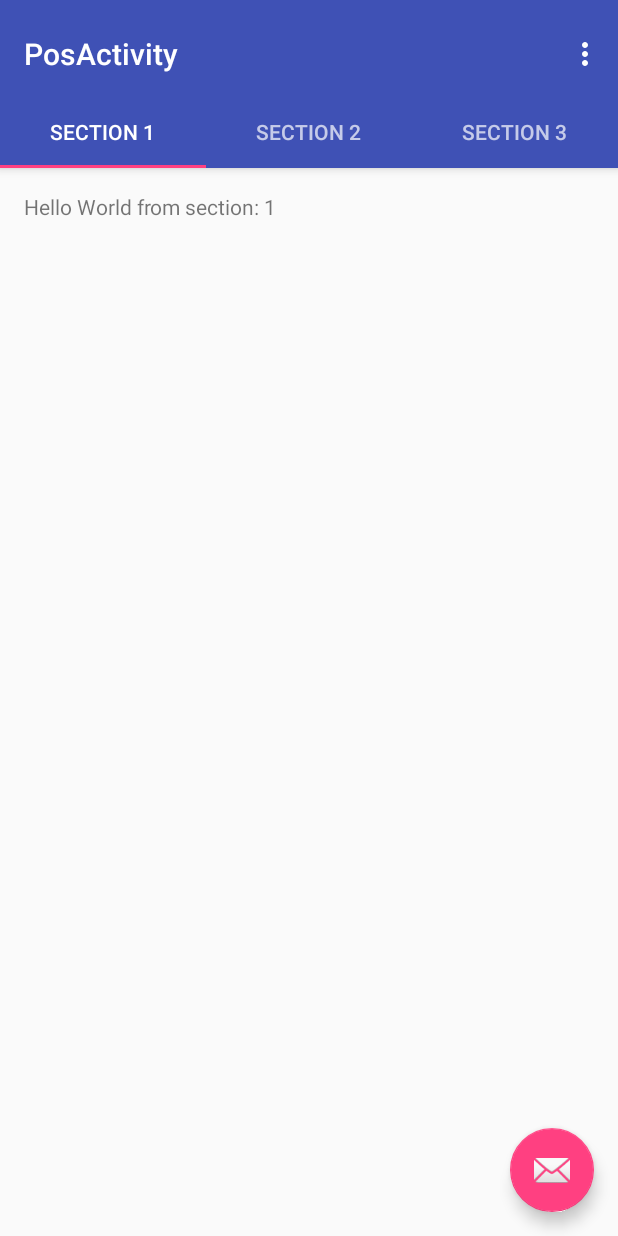
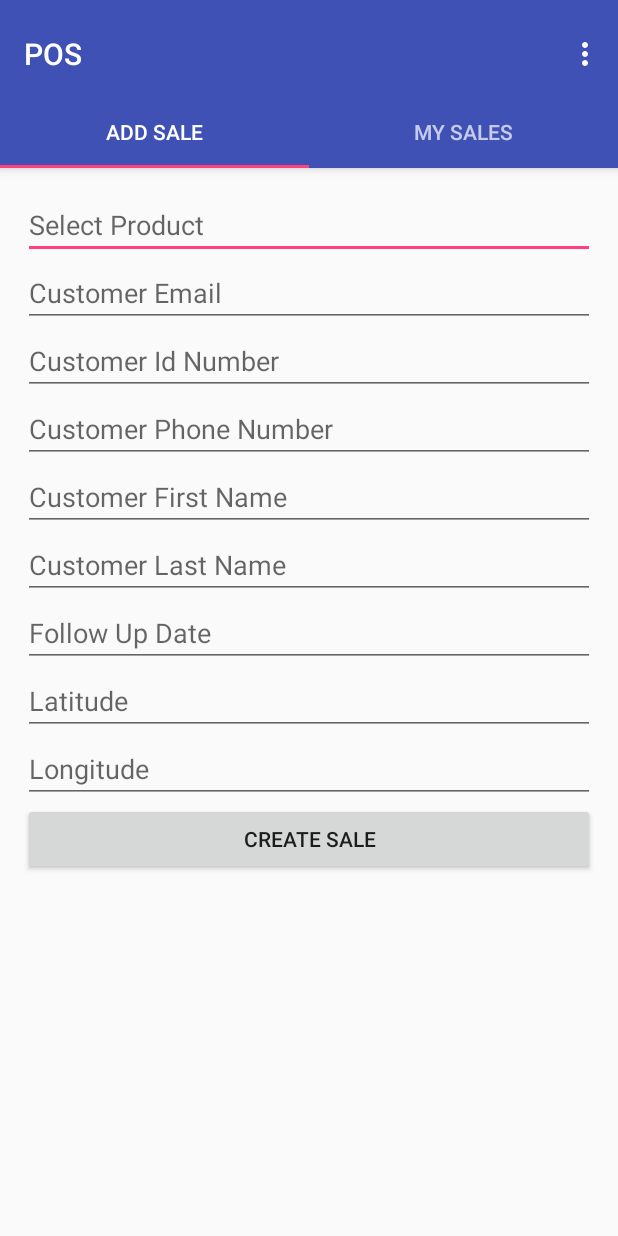
Before and after one commit to liyocee/pos, an Android app: the PosActivity screen opened directly, with no data from a screen before it, on a phone screen of 412 x 824 dp. Run offline under Robolectric (Android 15) with nearby library versions, the phone set to English and light mode, and no system bars.

Commit message:
Create New Sale and Sales List fragments

```diff
--- a/mobile_app/app/src/main/java/com/pos/app/Constants.java
+++ b/mobile_app/app/src/main/java/com/pos/app/Constants.java
@@ -4,6 +4,7 @@ public class Constants {
 
     public static final String SERVER_BASE_URL = "http://pos-api.healthix.co.ke/api/v1/";
     public static final String LOGIN_URL = SERVER_BASE_URL+"auth/login/";
+    public static final String LOGOUT_URL = SERVER_BASE_URL+"auth/logout/";
     public static final String SALES_URL = SERVER_BASE_URL+"pos/sales/";
     private Constants() {
     }
--- a/mobile_app/app/src/main/java/com/pos/app/activity/LoginActivity.java
+++ b/mobile_app/app/src/main/java/com/pos/app/activity/LoginActivity.java
@@ -11,6 +11,8 @@ import android.widget.EditText;
 import android.widget.Toast;
 import org.json.JSONException;
 import org.json.JSONObject;
+
+import com.pos.app.Constants;
 import com.pos.app.R;
 import com.pos.app.utils.Command;
 import com.pos.app.utils.HttpAsync;
@@ -37,7 +39,7 @@ public class LoginActivity extends AppCompatActivity implements Command {
             myParams.put("username", mUserName);
             myParams.put("password", mUserPassword);
             Log.d("Register User Params", myParams.toString() + "");
-            new HttpAsync(context, this, myParams).execute();
+            new HttpAsync(context, this, Constants.LOGIN_URL, myParams).execute();
         }catch(JSONException e){
             e.printStackTrace();
         }
--- /dev/null
+++ b/mobile_app/app/src/main/java/com/pos/app/activity/NewSaleFragment.java
@@ -0,0 +1,45 @@
+package com.pos.app.activity;
+import android.os.Bundle;
+import android.util.Log;
+import android.support.v4.app.Fragment;
+import android.view.LayoutInflater;
+import android.view.View;
+import android.view.ViewGroup;
+import android.widget.TextView;
+import android.widget.Button;
+
+import com.pos.app.R;
+
+
+public class NewSaleFragment extends Fragment {
+    private static final String ARG_SECTION_NUMBER = "section_number";
+
+
+    public static NewSaleFragment newInstance(int sectionNumber) {
+        NewSaleFragment fragment = new NewSaleFragment();
+        Bundle args = new Bundle();
+        args.putInt(ARG_SECTION_NUMBER, sectionNumber);
+        fragment.setArguments(args);
+        return fragment;
+    }
+
+    public NewSaleFragment() {
+    }
+
+    @Override
+    public View onCreateView(LayoutInflater inflater, ViewGroup container,
+                             Bundle savedInstanceState) {
+        View rootView = inflater.inflate(R.layout.fragment_new_sale, container, false);
+//        TextView textView = (TextView) rootView.findViewById(R.id.product);
+//        textView.setText(getString(R.string.section_format, getArguments().getInt(ARG_SECTION_NUMBER)));
+        Button btn = (Button) rootView.findViewById(R.id.saveSaleButton);
+        btn.setOnClickListener(new View.OnClickListener() {
+            @Override
+            public void onClick(View v) {
+                Log.e("Clicked", "about to save");
+            }
+        });
+        return rootView;
+    }
+
+}
--- a/mobile_app/app/src/main/java/com/pos/app/activity/PosActivity.java
+++ b/mobile_app/app/src/main/java/com/pos/app/activity/PosActivity.java
@@ -1,8 +1,9 @@
 package com.pos.app.activity;
 
+import android.app.ProgressDialog;
+import android.content.Context;
+import android.content.Intent;
 import android.support.design.widget.TabLayout;
-import android.support.design.widget.FloatingActionButton;
-import android.support.design.widget.Snackbar;
 import android.support.v7.app.AppCompatActivity;
 import android.support.v7.widget.Toolbar;
 
@@ -11,38 +12,29 @@ import android.support.v4.app.FragmentManager;
 import android.support.v4.app.FragmentPagerAdapter;
 import android.support.v4.view.ViewPager;
 import android.os.Bundle;
-import android.view.LayoutInflater;
+import android.util.Log;
 import android.view.Menu;
 import android.view.MenuItem;
-import android.view.View;
-import android.view.ViewGroup;
+import android.widget.Toast;
 
-import android.widget.TextView;
+import com.pos.app.Constants;
+import com.pos.app.R;
+import com.pos.app.utils.Command;
+import com.pos.app.utils.HttpAsync;
+import org.json.JSONObject;
 
-import com.pos.app.R;
+public class PosActivity extends AppCompatActivity implements Command{
 
-public class PosActivity extends AppCompatActivity {
-
-    /**
-     * The {@link android.support.v4.view.PagerAdapter} that will provide
-     * fragments for each of the sections. We use a
-     * {@link FragmentPagerAdapter} derivative, which will keep every
-     * loaded fragment in memory. If this becomes too memory intensive, it
-     * may be best to switch to a
-     * {@link android.support.v4.app.FragmentStatePagerAdapter}.
-     */
     private SectionsPagerAdapter mSectionsPagerAdapter;
 
-    /**
-     * The {@link ViewPager} that will host the section contents.
-     */
     private ViewPager mViewPager;
+    private Context context;
 
     @Override
     protected void onCreate(Bundle savedInstanceState) {
         super.onCreate(savedInstanceState);
         setContentView(R.layout.activity_pos);
-
+        context = this;
         Toolbar toolbar = (Toolbar) findViewById(R.id.toolbar);
         setSupportActionBar(toolbar);
         // Create the adapter that will return a fragment for each of the three
@@ -56,45 +48,57 @@ public class PosActivity extends AppCompatActivity {
         TabLayout tabLayout = (TabLayout) findViewById(R.id.tabs);
         tabLayout.setupWithViewPager(mViewPager);
 
-        FloatingActionButton fab = (FloatingActionButton) findViewById(R.id.fab);
-        fab.setOnClickListener(new View.OnClickListener() {
-            @Override
-            public void onClick(View view) {
-                Snackbar.make(view, "Replace with your own action", Snackbar.LENGTH_LONG)
-                        .setAction("Action", null).show();
-            }
-        });
-
     }
 
 
     @Override
     public boolean onCreateOptionsMenu(Menu menu) {
-        // Inflate the menu; this adds items to the action bar if it is present.
         getMenuInflater().inflate(R.menu.menu_pos, menu);
         return true;
     }
 
     @Override
     public boolean onOptionsItemSelected(MenuItem item) {
-        // Handle action bar item clicks here. The action bar will
-        // automatically handle clicks on the Home/Up button, so long
-        // as you specify a parent activity in AndroidManifest.xml.
         int id = item.getItemId();
-
-        //noinspection SimplifiableIfStatement
-        if (id == R.id.action_settings) {
+        JSONObject myParams = new JSONObject();
+        if (id == R.id.logout) {
+            new HttpAsync(context, this, Constants.LOGOUT_URL, myParams).execute();
             return true;
         }
 
         return super.onOptionsItemSelected(item);
     }
+    public ProgressDialog doPreExecute(){
+        Log.v("Singing out", "Please Wait....");
+        return ProgressDialog.show(PosActivity.this, "Signing out", "Please Wait...", true);
+    }
+
+    public void handleHttpError(){
+        Toast.makeText(context, "Error signing out",
+                Toast.LENGTH_LONG).show();
+    }
+
+    public void handleHttpSuccess(JSONObject jObj){
+//        SharedPreferences.Editor editor = mPreferences.edit();
+        try{
+//            editor.putString("token", jObj.getString("key"));
+//            JSONObject user = jObj.getJSONObject("user");
+//            JSONObject org = user.getJSONObject("organization");
+//            JSONObject agent = user.getJSONObject("agent");
+//            editor.putString("organization", org.getString("id"));
+//            editor.putString("agent_id", agent.getString("id"));
+//            editor.putString("agent_name", user.getString("full_name"));
+//            editor.commit();
+            Toast.makeText(context, "Successfully signed out",
+                    Toast.LENGTH_LONG).show();
+            Intent intent = new Intent(context, WelcomeActivity.class);
+            context.startActivity(intent);
+        }catch(Exception e){
+            e.printStackTrace();
+        }
 
 
-    /**
-     * A {@link FragmentPagerAdapter} that returns a fragment corresponding to
-     * one of the sections/tabs/pages.
-     */
+    }
     public class SectionsPagerAdapter extends FragmentPagerAdapter {
 
         public SectionsPagerAdapter(FragmentManager fm) {
@@ -103,63 +107,33 @@ public class PosActivity extends AppCompatActivity {
 
         @Override
         public Fragment getItem(int position) {
-            // getItem is called to instantiate the fragment for the given page.
-            // Return a PlaceholderFragment (defined as a static inner class below).
-            return PlaceholderFragment.newInstance(position + 1);
+            Fragment frag = null;
+            switch(position){
+                case 0:
+                    frag = NewSaleFragment.newInstance(position + 1);
+                    break;
+                case 1:
+                    frag = SalesListFragment.newInstance(position + 1);
+                    break;
+            }
+            return frag;
         }
 
         @Override
         public int getCount() {
-            // Show 3 total pages.
-            return 3;
+            return 2;
         }
 
         @Override
         public CharSequence getPageTitle(int position) {
             switch (position) {
                 case 0:
-                    return "SECTION 1";
+                    return "Add Sale";
                 case 1:
-                    return "SECTION 2";
-                case 2:
-                    return "SECTION 3";
+                    return "My Sales";
             }
             return null;
         }
     }
 
-    /**
-     * A placeholder fragment containing a simple view.
-     */
-    public static class PlaceholderFragment extends Fragment {
-        /**
-         * The fragment argument representing the section number for this
-         * fragment.
-         */
-        private static final String ARG_SECTION_NUMBER = "section_number";
-
-        /**
-         * Returns a new instance of this fragment for the given section
-         * number.
-         */
-        public static PlaceholderFragment newInstance(int sectionNumber) {
-            PlaceholderFragment fragment = new PlaceholderFragment();
-            Bundle args = new Bundle();
-            args.putInt(ARG_SECTION_NUMBER, sectionNumber);
-            fragment.setArguments(args);
-            return fragment;
-        }
-
-        public PlaceholderFragment() {
-        }
-
-        @Override
-        public View onCreateView(LayoutInflater inflater, ViewGroup container,
-                                 Bundle savedInstanceState) {
-            View rootView = inflater.inflate(R.layout.fragment_pos, container, false);
-            TextView textView = (TextView) rootView.findViewById(R.id.section_label);
-            textView.setText(getString(R.string.section_format, getArguments().getInt(ARG_SECTION_NUMBER)));
-            return rootView;
-        }
-    }
 }
--- /dev/null
+++ b/mobile_app/app/src/main/java/com/pos/app/activity/SalesListFragment.java
@@ -0,0 +1,40 @@
+package com.pos.app.activity;
+import android.os.Bundle;
+import android.support.v4.app.ListFragment;
+import android.view.View;
+import android.widget.ArrayAdapter;
+import android.widget.ListView;
+import com.pos.app.activity.dummy.DummyContent;
+public class SalesListFragment extends ListFragment {
+
+    private static final String ARG_SECTION_NUMBER = "section_number";
+    private  String mParam1;
+
+    public static SalesListFragment newInstance(int sectionNumber ) {
+        SalesListFragment fragment = new SalesListFragment();
+        Bundle args = new Bundle();
+        args.putInt(ARG_SECTION_NUMBER, sectionNumber);
+        fragment.setArguments(args);
+        return fragment;
+    }
+    public SalesListFragment() {
+    }
+
+    @Override
+    public void onCreate(Bundle savedInstanceState) {
+        super.onCreate(savedInstanceState);
+
+        if (getArguments() != null) {
+            mParam1 = getArguments().getString(ARG_SECTION_NUMBER);
+        }
+
+        // TODO: Change Adapter to display your content
+        setListAdapter(new ArrayAdapter<DummyContent.DummyItem>(getActivity(),
+                android.R.layout.simple_list_item_1, android.R.id.text1, DummyContent.ITEMS));
+    }
+
+    @Override
+    public void onListItemClick(ListView l, View v, int position, long id) {
+        super.onListItemClick(l, v, position, id);
+    }
+}
--- /dev/null
+++ b/mobile_app/app/src/main/java/com/pos/app/activity/dummy/DummyContent.java
@@ -0,0 +1,55 @@
+package com.pos.app.activity.dummy;
+
+import java.util.ArrayList;
+import java.util.HashMap;
+import java.util.List;
+import java.util.Map;
+
+/**
+ * Helper class for providing sample content for user interfaces created by
+ * Android template wizards.
+ * <p/>
+ * TODO: Replace all uses of this class before publishing your app.
+ */
+public class DummyContent {
+
+    /**
+     * An array of sample (dummy) items.
+     */
+    public static List<DummyItem> ITEMS = new ArrayList<DummyItem>();
+
+    /**
+     * A map of sample (dummy) items, by ID.
+     */
+    public static Map<String, DummyItem> ITEM_MAP = new HashMap<String, DummyItem>();
+
+    static {
+        // Add 3 sample items.
+        addItem(new DummyItem("1", "Item 1"));
+        addItem(new DummyItem("2", "Item 2"));
+        addItem(new DummyItem("3", "Item 3"));
+    }
+
+    private static void addItem(DummyItem item) {
+        ITEMS.add(item);
+        ITEM_MAP.put(item.id, item);
+    }
+
+    /**
+     * A dummy item representing a piece of content.
+     */
+    public static class DummyItem {
+        public String id;
+        public String content;
+
+        public DummyItem(String id, String content) {
+            this.id = id;
+            this.content = content;
+        }
+
+        @Override
+        public String toString() {
+            return content;
+        }
+    }
+}
--- a/mobile_app/app/src/main/java/com/pos/app/utils/HttpAsync.java
+++ b/mobile_app/app/src/main/java/com/pos/app/utils/HttpAsync.java
@@ -2,9 +2,6 @@ package com.pos.app.utils;
 import android.app.ProgressDialog;
 import android.os.AsyncTask;
 import android.util.Log;
-import android.widget.Toast;
-
-import com.pos.app.Constants;
 import android.content.Context;
 import org.apache.http.HttpEntity;
 import org.apache.http.HttpResponse;
@@ -26,14 +23,16 @@ public class HttpAsync extends AsyncTask<String, String, Void> {
     JSONObject jObj = null;
     JSONObject myParams = null;
     String json = "";
+    String url = "";
     ProgressDialog progress = null;
     int statusCode;
     protected Context context = null;
     protected Command command = null;
-    public HttpAsync(Context currentContext,Command command, JSONObject params){
+    public HttpAsync(Context currentContext,Command command, String url, JSONObject params){
         this.context = currentContext;
         this.myParams = params;
         this.command = command;
+        this.url = url;
     }
 
     @Override
@@ -49,12 +48,11 @@ public class HttpAsync extends AsyncTask<String, String, Void> {
         try {
             // defaultHttpClient
             HttpClient httpClient = new DefaultHttpClient();
-            HttpPost httpPost = new HttpPost(Constants.LOGIN_URL);
+            HttpPost httpPost = new HttpPost(this.url);
             StringEntity stringEntity = new StringEntity(myParams.toString());
             stringEntity.setContentEncoding("UTF-8");
             stringEntity.setContentType("application/json");
             httpPost.setEntity(stringEntity);
-            //httpPost.setEntity(new UrlEncodedFormEntity(myParams));
             httpPost.setHeader("Accept", "application/json");
             httpPost.setHeader("Content-Type", "application/json");
 
@@ -108,8 +106,7 @@ public class HttpAsync extends AsyncTask<String, String, Void> {
             progress.dismiss();
 
         } catch (Exception e) {
-            Toast.makeText(this.context, e.getMessage(), Toast.LENGTH_LONG)
-                    .show();
+            e.printStackTrace();
         } finally {
             super.onPostExecute(aVoid);
         }
--- a/mobile_app/app/src/main/res/layout/activity_login.xml
+++ b/mobile_app/app/src/main/res/layout/activity_login.xml
@@ -1,7 +1,6 @@
 <LinearLayout xmlns:android="http://schemas.android.com/apk/res/android"
     android:layout_width="match_parent"
     android:layout_height="match_parent"
-    android:background="@drawable/bg_nairobi"
     android:orientation="vertical"
     android:padding="15dp">
 
@@ -11,12 +10,6 @@
         android:layout_height="wrap_content">
     </LinearLayout>
 
-    <ImageView
-        android:layout_width="wrap_content"
-        android:layout_height="wrap_content"
-        android:layout_gravity="center"
-        android:src="@drawable/ic_launcher" />
-
     <EditText
         android:id="@+id/userEmail"
         android:layout_width="match_parent"
@@ -24,7 +17,6 @@
         android:ems="10"
         android:hint="@string/user_email"
         android:inputType="textEmailAddress">
-
         <requestFocus />
     </EditText>
 
--- a/mobile_app/app/src/main/res/layout/activity_pos.xml
+++ b/mobile_app/app/src/main/res/layout/activity_pos.xml
@@ -27,9 +27,4 @@
         android:layout_width="match_parent" android:layout_height="match_parent"
         app:layout_behavior="@string/appbar_scrolling_view_behavior" />
 
-    <android.support.design.widget.FloatingActionButton android:id="@+id/fab"
-        android:layout_width="wrap_content" android:layout_height="wrap_content"
-        android:layout_gravity="end|bottom" android:layout_margin="@dimen/fab_margin"
-        android:src="@android:drawable/ic_dialog_email" />
-
 </android.support.design.widget.CoordinatorLayout>
--- a/mobile_app/app/src/main/res/layout/activity_welcome_login.xml
+++ b/mobile_app/app/src/main/res/layout/activity_welcome_login.xml
@@ -2,7 +2,6 @@
     android:layout_width="match_parent"
     android:layout_height="match_parent"
     android:orientation="vertical"
-    android:background="@drawable/bg_nairobi"
     android:padding="15dp">
 
     <ImageView
--- /dev/null
+++ b/mobile_app/app/src/main/res/layout/fragment_new_sale.xml
@@ -0,0 +1,121 @@
+<FrameLayout xmlns:android="http://schemas.android.com/apk/res/android"
+    xmlns:tools="http://schemas.android.com/tools" android:layout_width="match_parent"
+    android:layout_height="match_parent" tools:context="com.pos.app.activity.NewSaleFragment">
+
+    <!-- TODO: Update blank fragment layout -->
+    <ScrollView xmlns:android="http://schemas.android.com/apk/res/android"
+        android:layout_width="match_parent"
+        android:layout_height="match_parent">
+
+        <LinearLayout
+            android:layout_width="match_parent"
+            android:layout_height="wrap_content"
+            android:orientation="vertical"
+            android:padding="15dp">
+
+            <EditText
+                android:id="@+id/product"
+                android:layout_width="match_parent"
+                android:layout_height="wrap_content"
+                android:ems="10"
+                android:hint="@string/product"
+                android:inputType="textMultiLine">
+
+                <requestFocus />
+            </EditText>
+
+            <EditText
+                android:id="@+id/customerEmail"
+                android:layout_width="match_parent"
+                android:layout_height="wrap_content"
+                android:layout_weight="2"
+                android:ems="10"
+                android:hint="@string/customer_email"
+                android:inputType="textMultiLine">
+            </EditText>
+
+            <EditText
+                android:id="@+id/customerIdNumber"
+                android:layout_width="match_parent"
+                android:layout_height="wrap_content"
+                android:layout_weight="3"
+                android:ems="10"
+                android:hint="@string/customer_id_number"
+                android:inputType="textMultiLine">
+            </EditText>
+
+
+            <EditText
+                android:id="@+id/customerPhone"
+                android:layout_width="match_parent"
+                android:layout_height="wrap_content"
+                android:layout_weight="4"
+                android:ems="10"
+                android:hint="@string/customer_phone"
+                android:inputType="textMultiLine">
+            </EditText>
+
+
+            <EditText
+                android:id="@+id/customerFirstName"
+                android:layout_width="match_parent"
+                android:layout_height="wrap_content"
+                android:layout_weight="5"
+                android:ems="10"
+                android:hint="@string/customer_first_name"
+                android:inputType="textMultiLine">
+            </EditText>
+
+
+            <EditText
+                android:id="@+id/customerLastName"
+                android:layout_width="match_parent"
+                android:layout_height="wrap_content"
+                android:layout_weight="6"
+                android:ems="10"
+                android:hint="@string/customer_last_name"
+                android:inputType="textMultiLine">
+            </EditText>
+
+
+            <EditText
+                android:id="@+id/followUpDate"
+                android:layout_width="match_parent"
+                android:layout_height="wrap_content"
+                android:layout_weight="7"
+                android:ems="10"
+                android:hint="@string/follow_up_date"
+                android:inputType="textMultiLine">
+            </EditText>
+            <EditText
+                android:id="@+id/latitude"
+                android:layout_width="match_parent"
+                android:layout_height="wrap_content"
+                android:layout_weight="8"
+                android:ems="10"
+                android:hint="@string/latitude"
+                android:inputType="textMultiLine">
+            </EditText>
+            <EditText
+                android:id="@+id/longitude"
+                android:layout_width="match_parent"
+                android:layout_height="wrap_content"
+                android:layout_weight="9"
+                android:ems="10"
+                android:hint="@string/longitude"
+                android:inputType="textMultiLine">
+            </EditText>
+
+
+            <Button
+                android:id="@+id/saveSaleButton"
+                android:layout_width="match_parent"
+                android:layout_height="wrap_content"
+                android:layout_weight="10"
+                android:text="@string/create_sale" />
+        </LinearLayout>
+
+    </ScrollView>
+
+
+</FrameLayout>
--- a/mobile_app/app/src/main/res/layout/fragment_pos.xml
+++ /dev/null
@@ -1,12 +0,0 @@
-<RelativeLayout xmlns:android="http://schemas.android.com/apk/res/android"
-    xmlns:tools="http://schemas.android.com/tools" android:layout_width="match_parent"
-    android:layout_height="match_parent" android:paddingLeft="@dimen/activity_horizontal_margin"
-    android:paddingRight="@dimen/activity_horizontal_margin"
-    android:paddingTop="@dimen/activity_vertical_margin"
-    android:paddingBottom="@dimen/activity_vertical_margin"
-    tools:context="com.pos.app.activity.PosActivity$PlaceholderFragment">
-
-    <TextView android:id="@+id/section_label" android:layout_width="wrap_content"
-        android:layout_height="wrap_content" />
-
-</RelativeLayout>
--- a/mobile_app/app/src/main/res/menu/menu_pos.xml
+++ b/mobile_app/app/src/main/res/menu/menu_pos.xml
@@ -1,6 +1,6 @@
 <menu xmlns:android="http://schemas.android.com/apk/res/android"
     xmlns:app="http://schemas.android.com/apk/res-auto"
     xmlns:tools="http://schemas.android.com/tools" tools:context="com.pos.app.activity.PosActivity">
-    <item android:id="@+id/action_settings" android:title="@string/action_settings"
+    <item android:id="@+id/logout" android:title="@string/logout"
         android:orderInCategory="100" app:showAsAction="never" />
 </menu>
--- a/mobile_app/app/src/main/res/values/strings.xml
+++ b/mobile_app/app/src/main/res/values/strings.xml
@@ -19,7 +19,21 @@
     <string name="logout">Logout</string>
     <string name="user_email">Email</string>
     <string name="user_password">Password</string>
-    <string name="title_activity_pos">PosActivity</string>
+    <string name="title_activity_pos">POS</string>
     <string name="action_settings">Settings</string>
     <string name="section_format">Hello World from section: %1$d</string>
+
+<!-- TODO: Remove or change this placeholder text -->
+    <string name="hello_blank_fragment">Hello blank fragment</string>
+    <string name="title_activity_delete_acticity">DeleteActicity</string>
+    <string name="product">Select Product</string>
+    <string name="latitude">Latitude</string>
+    <string name="longitude">Longitude</string>
+    <string name="customer_first_name">Customer First Name</string>
+    <string name="customer_last_name">Customer Last Name</string>
+    <string name="customer_id_number">Customer Id Number</string>
+    <string name="customer_email">Customer Email</string>
+    <string name="follow_up_date">Follow Up Date</string>
+    <string name="customer_phone">Customer Phone Number</string>
+    <string name="create_sale">Create Sale</string>
 </resources>
```
